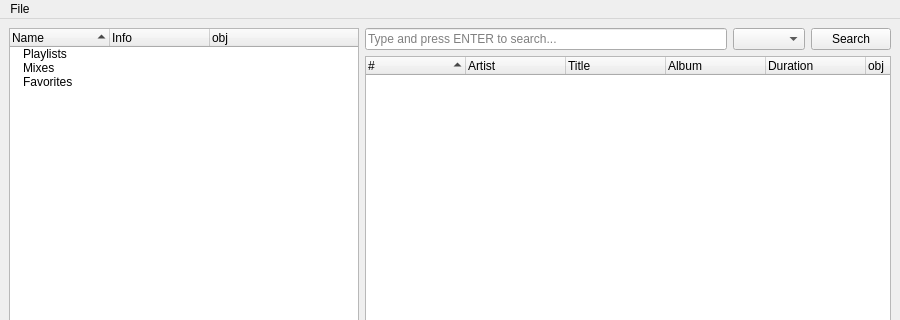
Before: the Qt Designer form tidal_dl_ng/ui/main.ui in exislow/tidal-dl-ng, drawn with Qt 5; both pictures show x 0 to 900 and y 0 to 320 of the 900 by 700 pixel window.
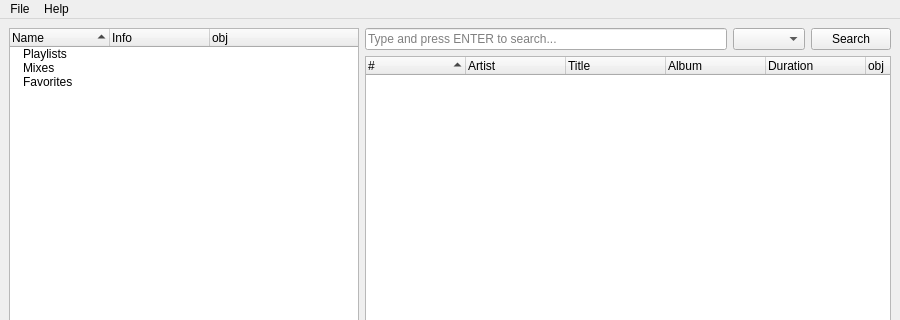
After: the same form once the commit is applied.

Commit message: ✨ Updates will be automatically checked on startup and can also be checked manually. Version dialog is used to display update information. Fixes #76

What changed in the file:
```diff
--- a/tidal_dl_ng/ui/main.ui
+++ b/tidal_dl_ng/ui/main.ui
@@ -562,7 +562,15 @@
     <addaction name="a_logout"/>
     <addaction name="a_exit"/>
    </widget>
+   <widget class="QMenu" name="m_help">
+    <property name="title">
+     <string>Help</string>
+    </property>
+    <addaction name="a_version"/>
+    <addaction name="a_updates_check"/>
+   </widget>
    <addaction name="m_file"/>
+   <addaction name="m_help"/>
   </widget>
   <widget class="QStatusBar" name="statusbar">
    <property name="toolTip">
```
Left out of the diff: 6 changed lines with no effect on the pictures. The commit also changes 5 other files.
